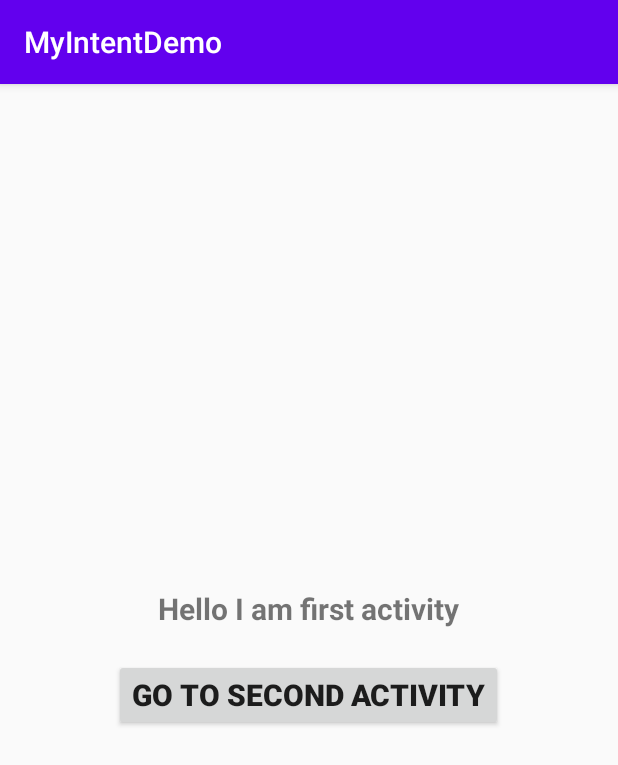
After one commit to riazul701/android-aiyt, an Android app: the FirstActivity screen opened directly, with no data from a screen before it, on a phone screen of 412 x 824 dp. The commit adds this screen. Shown: the top 765 px of the screen. Run offline under Robolectric (Android 15) with nearby library versions, the phone set to English and light mode, and no system bars.

```diff
--- a/app/src/main/AndroidManifest.xml
+++ b/app/src/main/AndroidManifest.xml
@@ -9,6 +9,8 @@
         android:roundIcon="@mipmap/ic_launcher_round"
         android:supportsRtl="true"
         android:theme="@style/AppTheme">
+        <activity android:name=".SecondActivity"></activity>
+        <activity android:name=".FirstActivity" />
         <activity android:name=".MainActivity">
             <intent-filter>
                 <action android:name="android.intent.action.MAIN" />
--- /dev/null
+++ b/app/src/main/java/com/example/myapplication/FirstActivity.java
@@ -0,0 +1,29 @@
+package com.example.myapplication;
+
+import android.content.Intent;
+//import android.support.v7.app.AppCompatActivity;
+import android.os.Bundle;
+import android.view.View;
+import android.widget.Button;
+
+import androidx.appcompat.app.AppCompatActivity;
+
+public class FirstActivity extends AppCompatActivity {
+
+    private Button button;
+    @Override
+    protected void onCreate(Bundle savedInstanceState) {
+        super.onCreate(savedInstanceState);
+        setContentView(R.layout.activity_first);
+
+        button = (Button) findViewById(R.id.buttonId);
+
+        button.setOnClickListener(new View.OnClickListener() {
+            @Override
+            public void onClick(View v) {
+                Intent intent = new Intent(FirstActivity.this,SecondActivity.class);
+                startActivity(intent);
+            }
+        });
+    }
+}
--- /dev/null
+++ b/app/src/main/res/layout/activity_first.xml
@@ -0,0 +1,27 @@
+<?xml version="1.0" encoding="utf-8"?>
+<LinearLayout xmlns:android="http://schemas.android.com/apk/res/android"
+    xmlns:app="http://schemas.android.com/apk/res-auto"
+    xmlns:tools="http://schemas.android.com/tools"
+    android:layout_width="match_parent"
+    android:layout_height="match_parent"
+    android:gravity="center"
+    android:orientation="vertical"
+    tools:context="com.example.myapplication.FirstActivity">
+
+    <TextView
+        android:layout_width="wrap_content"
+        android:layout_height="wrap_content"
+        android:layout_marginBottom="20dp"
+        android:text="@string/textview1_text"
+        android:textSize="20sp"
+        android:textStyle="bold" />
+
+    <Button
+        android:id="@+id/buttonId"
+        android:layout_width="wrap_content"
+        android:layout_height="wrap_content"
+        android:text="@string/button_text"
+        android:textSize="20sp"
+        android:textStyle="bold" />
+
+</LinearLayout>
--- a/app/src/main/res/values/strings.xml
+++ b/app/src/main/res/values/strings.xml
@@ -1,3 +1,6 @@
 <resources>
-    <string name="app_name">My Application</string>
+    <string name="app_name">MyIntentDemo</string>
+    <string name="button_text">Go to second activity</string>
+    <string name="textview1_text">Hello I am first activity</string>
+    <string name="textview2_text">Hello I am second activity</string>
 </resources>
```
Also changed, not shown: app/src/main/java/com/example/myapplication/SecondActivity.java (added, +28 -0 lines), app/src/main/res/layout/activity_second.xml (added, +17 -0 lines).
